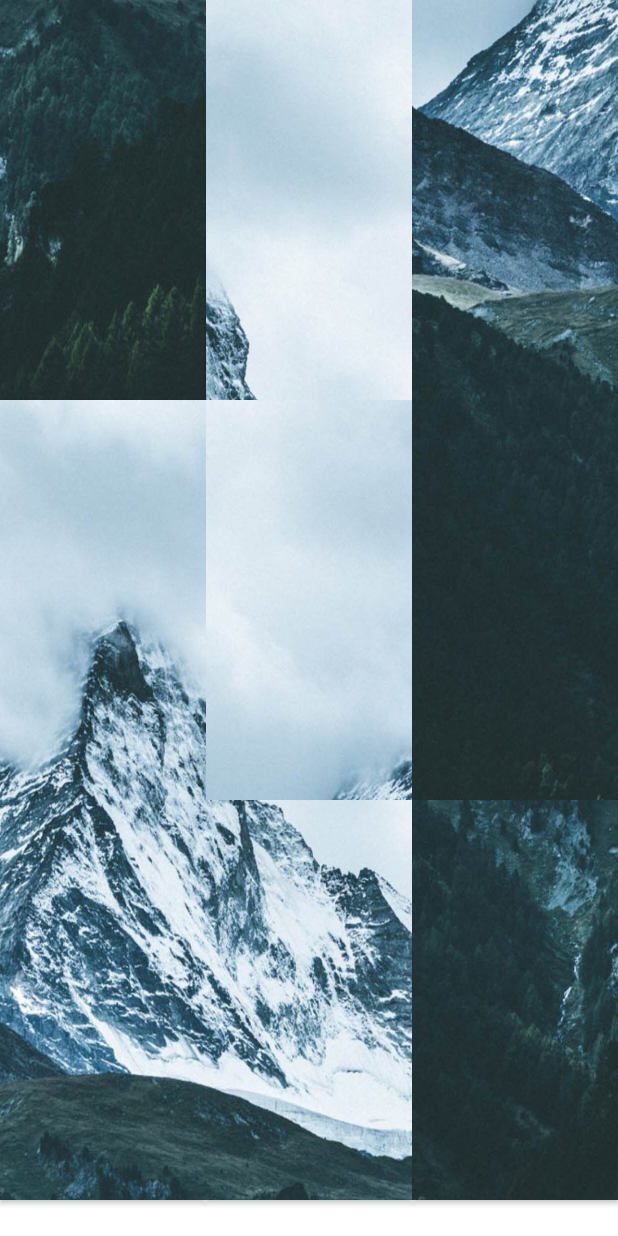
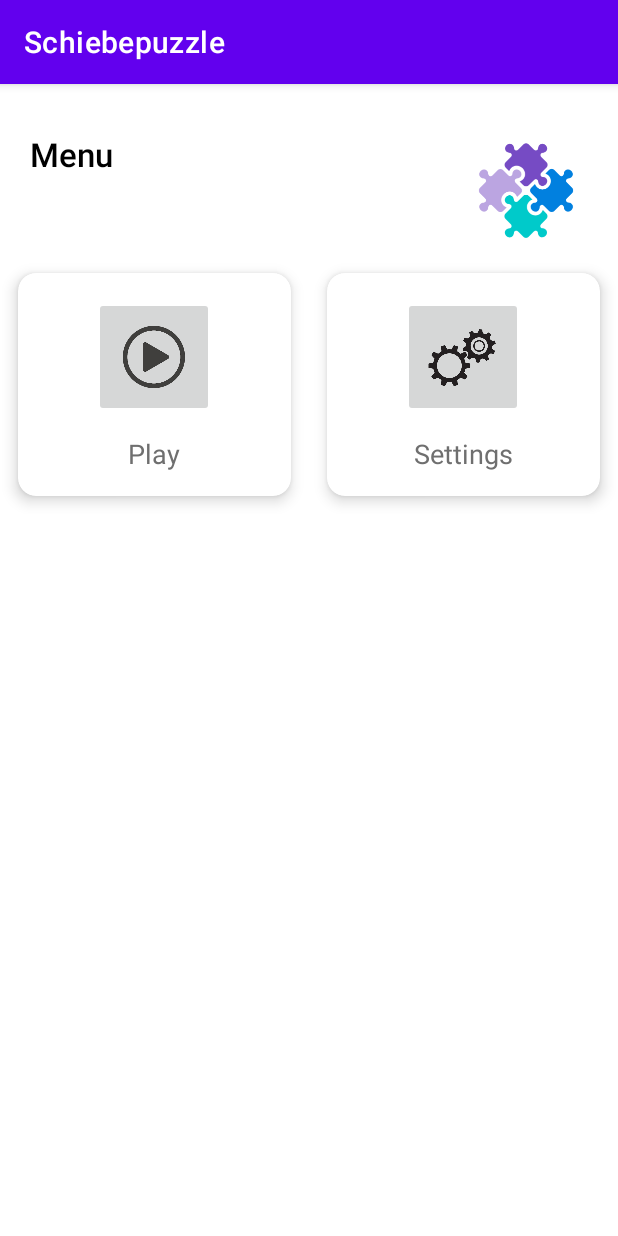
Before and after one commit to MarcoHoeflechner/hoeflechner_moser_stix_voglbauer_schiebepuzzle, an Android app: the screen it shows after launch (MainActivity before the commit, MenuActivity after it), on a phone screen of 412 x 824 dp. Run offline under Robolectric (Android 15) with nearby library versions, the phone set to English and light mode, and no system bars.

Commit message:
Menu hinzugefügt (Mosas Main Activity macht Probleme)

```diff
--- a/app/src/main/AndroidManifest.xml
+++ b/app/src/main/AndroidManifest.xml
@@ -9,17 +9,32 @@
         android:roundIcon="@mipmap/ic_launcher_round"
         android:supportsRtl="true"
         android:theme="@style/Theme.Schiebepuzzle">
+
         <activity
             android:name=".MainActivity"
             android:exported="true"
             android:label="@string/app_name"
             android:theme="@style/Theme.Schiebepuzzle.NoActionBar">
+
+
+        </activity>
+
+        <activity
+            android:name=".MenuActivity"
+            android:exported="true">
+
+
+
             <intent-filter>
                 <action android:name="android.intent.action.MAIN" />
-
                 <category android:name="android.intent.category.LAUNCHER" />
             </intent-filter>
+
         </activity>
+
+        <service
+            android:name=".BackgroundSoundService"
+            android:enabled="true" />
     </application>
 
 </manifest>
--- /dev/null
+++ b/app/src/main/java/hoeflechner/moser/stix/voglbauer/schiebepuzzle/MainMenuActivity.java
@@ -0,0 +1,33 @@
+package hoeflechner.moser.stix.voglbauer.schiebepuzzle;
+
+import androidx.appcompat.app.AppCompatActivity;
+
+import android.content.Intent;
+import android.os.Bundle;
+import android.view.View;
+import android.widget.ImageButton;
+
+public class MainMenuActivity extends AppCompatActivity {
+
+    private ImageButton playButton;
+
+    @Override
+    protected void onCreate(Bundle savedInstanceState) {
+        super.onCreate(savedInstanceState);
+        setContentView(R.layout.activity_main_menu);
+
+        playButton = (ImageButton) findViewById(R.id.playButton);
+
+        playButton.setOnClickListener(new View.OnClickListener() {
+            @Override
+            public void onClick(View view) {
+                switchToPlayground();
+            }
+        });
+    }
+
+    private void switchToPlayground() {
+        Intent intent = new Intent(this, MenuActivity.class);
+        startActivity(intent);
+    }
+}
--- /dev/null
+++ b/app/src/main/java/hoeflechner/moser/stix/voglbauer/schiebepuzzle/MenuActivity.java
@@ -0,0 +1,33 @@
+package hoeflechner.moser.stix.voglbauer.schiebepuzzle;
+
+import androidx.appcompat.app.AppCompatActivity;
+
+import android.content.Intent;
+import android.os.Bundle;
+import android.view.View;
+import android.widget.ImageButton;
+
+public class MenuActivity extends AppCompatActivity {
+
+    private ImageButton playButton;
+
+    @Override
+    protected void onCreate(Bundle savedInstanceState) {
+        super.onCreate(savedInstanceState);
+        setContentView(R.layout.activity_menu);
+
+        playButton = (ImageButton) findViewById(R.id.playButton);
+
+        playButton.setOnClickListener(new View.OnClickListener() {
+            @Override
+            public void onClick(View view) {
+                switchToPlayground();
+            }
+        });
+    }
+
+    private void switchToPlayground() {
+        Intent intent = new Intent(this, MainActivity.class);
+        startActivity(intent);
+    }
+}
--- a/app/src/main/res/layout/activity_main.xml
+++ b/app/src/main/res/layout/activity_main.xml
@@ -1,5 +1,5 @@
 <?xml version="1.0" encoding="utf-8"?>
-<hoeflechner.moser.stix.voglbauer.schiebepuzzle.GestenErkennungView xmlns:android="http://schemas.android.com/apk/res/android"
+<RelativeLayout xmlns:android="http://schemas.android.com/apk/res/android"
     xmlns:app="http://schemas.android.com/apk/res-auto"
     xmlns:tools="http://schemas.android.com/tools"
     android:id="@+id/grid"
@@ -8,4 +8,4 @@
     tools:context=".MainActivity">
 
 
-</hoeflechner.moser.stix.voglbauer.schiebepuzzle.GestenErkennungView>
+</RelativeLayout>
--- a/app/src/main/res/layout/menu.xml
+++ b/app/src/main/res/layout/activity_main_menu.xml
@@ -1,5 +1,5 @@
 <?xml version="1.0" encoding="utf-8"?>
-<androidx.constraintlayout.widget.ConstraintLayout xmlns:android="http://schemas.android.com/apk/res/android"
+<RelativeLayout xmlns:android="http://schemas.android.com/apk/res/android"
     xmlns:tools="http://schemas.android.com/tools"
     android:layout_width="match_parent"
     android:layout_height="match_parent"
@@ -78,6 +78,7 @@
                     android:layout_height="match_parent">
 
                     <ImageButton
+                        android:id="@+id/playButton"
                         android:layout_width="80dp"
                         android:layout_height="80dp"
                         android:src="@drawable/playbutton"
@@ -134,4 +135,4 @@
         </GridLayout>
 
     </LinearLayout>
-</androidx.constraintlayout.widget.ConstraintLayout>
+</RelativeLayout>
--- /dev/null
+++ b/app/src/main/res/layout/activity_menu.xml
@@ -0,0 +1,138 @@
+<?xml version="1.0" encoding="utf-8"?>
+<androidx.constraintlayout.widget.ConstraintLayout xmlns:android="http://schemas.android.com/apk/res/android"
+    xmlns:tools="http://schemas.android.com/tools"
+    android:layout_width="match_parent"
+    android:layout_height="match_parent"
+    xmlns:app="http://schemas.android.com/apk/res-auto">
+
+    <LinearLayout
+        android:layout_width="match_parent"
+        android:layout_height="match_parent"
+        android:orientation="vertical"
+        tools:layout_editor_absoluteX="86dp"
+        tools:layout_editor_absoluteY="250dp">
+
+        <RelativeLayout
+            android:layout_width="match_parent"
+            android:layout_height="wrap_content"
+            android:layout_marginLeft="20dp"
+            android:layout_marginTop="32dp"
+            android:layout_marginRight="20dp">
+
+            <TextView
+                android:layout_width="wrap_content"
+                android:layout_height="wrap_content"
+                android:text="Menu"
+                android:textColor="#FFFFFF"
+                android:textSize="22dp">
+
+            </TextView>
+
+
+            <TextView
+                android:id="@+id/txtmenu"
+                android:layout_width="wrap_content"
+                android:layout_height="wrap_content"
+                android:fontFamily="sans-serif-medium"
+                android:text="Menu"
+                android:textAlignment="textStart"
+                android:textColor="#000000"
+                android:textSize="22sp"
+                android:visibility="visible">
+
+            </TextView>
+
+            <ImageView
+                android:layout_width="82dp"
+                android:layout_height="82dp"
+                android:layout_alignParentRight="true"
+                android:src="@drawable/logo">
+
+            </ImageView>
+
+        </RelativeLayout>
+
+        <GridLayout
+            android:columnCount="2"
+            android:rowCount="3"
+            android:alignmentMode="alignMargins"
+            android:columnOrderPreserved="false"
+            android:layout_width="match_parent"
+            android:layout_height="wrap_content">
+
+            <androidx.cardview.widget.CardView
+                android:layout_width="wrap_content"
+                android:layout_height="wrap_content"
+                android:layout_columnWeight="1"
+                android:layout_rowWeight="1"
+                app:cardElevation="6dp"
+                app:cardCornerRadius="12dp"
+                android:layout_margin="12dp"
+                >
+
+                <LinearLayout
+                    android:orientation="vertical"
+                    android:padding="16dp"
+                    android:gravity="center"
+                    android:layout_width="match_parent"
+                    android:layout_height="match_parent">
+
+                    <ImageButton
+                        android:id="@+id/playButton"
+                        android:layout_width="80dp"
+                        android:layout_height="80dp"
+                        android:src="@drawable/playbutton"
+                        android:scaleType="fitCenter"
+                        />
+
+                    <TextView
+                        android:layout_marginTop="12dp"
+                        android:textColor="#6f6f6f"
+                        android:textSize="18sp"
+                        android:text="Play"
+                        android:layout_width="wrap_content"
+                        android:layout_height="wrap_content" />
+
+                </LinearLayout>
+
+            </androidx.cardview.widget.CardView>
+
+            <androidx.cardview.widget.CardView
+                android:layout_width="wrap_content"
+                android:layout_height="wrap_content"
+                android:layout_columnWeight="1"
+                android:layout_rowWeight="1"
+                app:cardElevation="6dp"
+                app:cardCornerRadius="12dp"
+                android:layout_margin="12dp"
+                >
+
+                <LinearLayout
+                    android:orientation="vertical"
+                    android:padding="16dp"
+                    android:gravity="center"
+                    android:layout_width="match_parent"
+                    android:layout_height="match_parent">
+
+                    <ImageButton
+                        android:src="@drawable/settings"
+                        android:layout_width="80dp"
+                        android:layout_height="80dp"
+                        android:scaleType="fitCenter"/>
+
+                    <TextView
+                        android:layout_marginTop="12dp"
+                        android:textColor="#6f6f6f"
+                        android:textSize="18sp"
+                        android:text="Settings"
+                        android:layout_width="wrap_content"
+                        android:layout_height="wrap_content" />
+
+                </LinearLayout>
+
+            </androidx.cardview.widget.CardView>
+
+        </GridLayout>
+
+    </LinearLayout>
+</androidx.constraintlayout.widget.ConstraintLayout>
```
